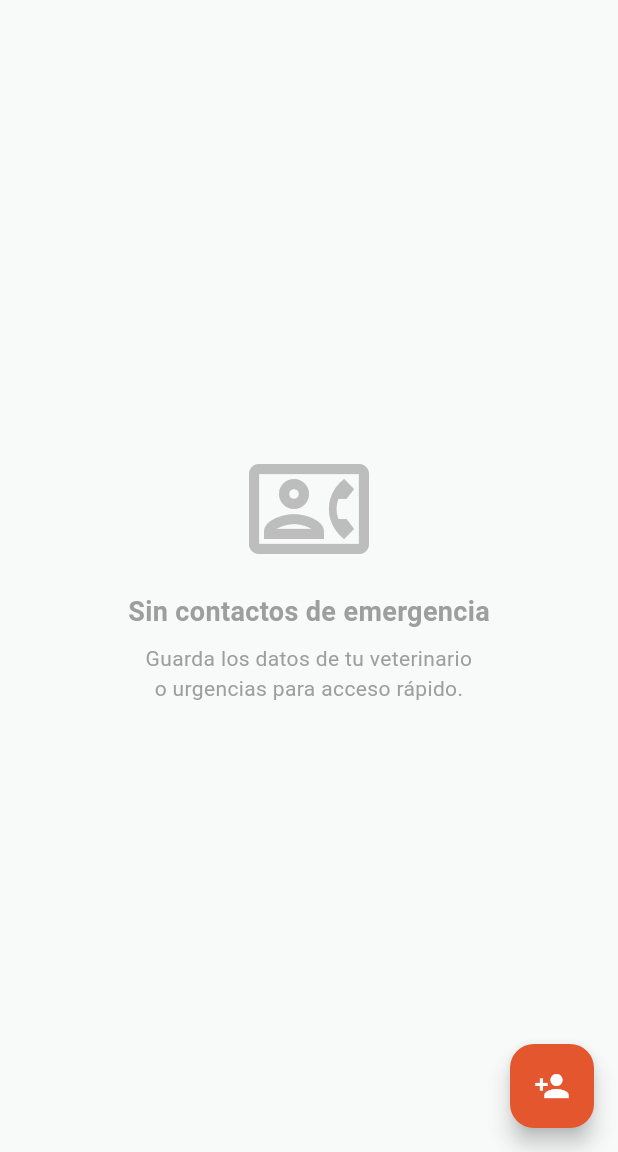
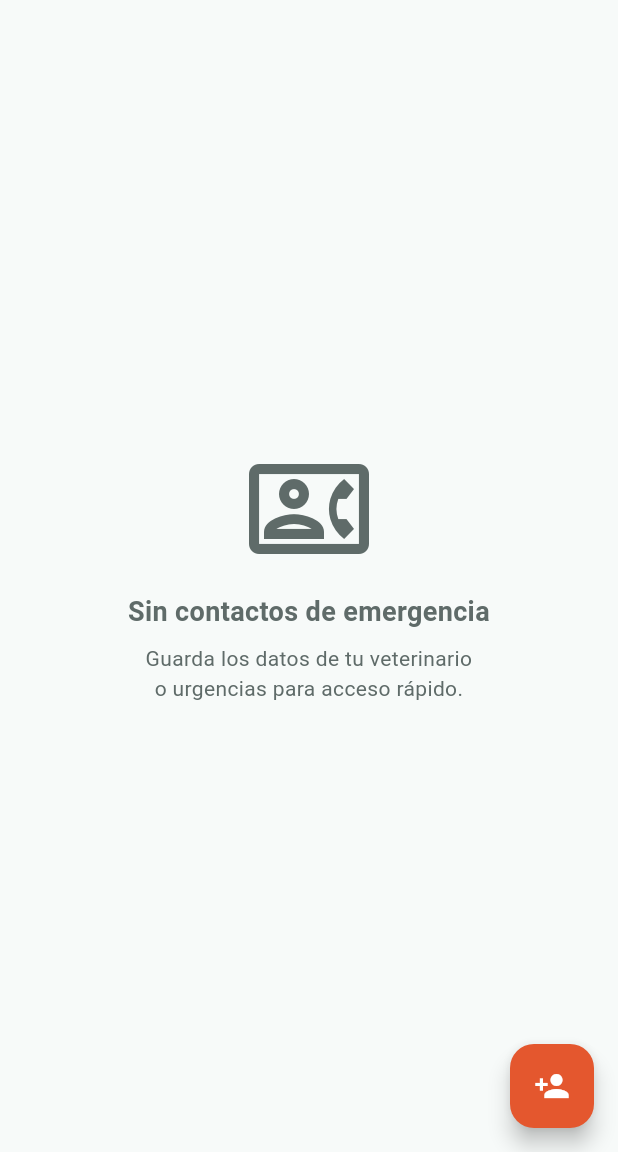
Before and after one commit to Soofiaa/pet_pal, a Flutter app: the EmergencyContactsScreen screen opened directly, on a phone screen of 412 x 824 dp, the part 84-1236 px from its top. Run offline on Flutter 3.47's test engine with Material 3 defaults, Android fonts, the phone set to English and light mode, and no system bars; our stand-ins replace csv, file_picker, fl_chart, flutter_image_compress, flutter_local_notifications, flutter_riverpod and 10 more; missing offline and left inert: pro_image_editor; accounts and stored records are empty.

Commit message:
Fase 5: accesibilidad (contraste en oscuro, estados vacios y etiquetas sin partir)
Co-authored-by: Copilot <223556219+Copilot@users.noreply.github.com>

```diff
--- a/lib/screens/appointments_screen/appointments_screen.dart
+++ b/lib/screens/appointments_screen/appointments_screen.dart
@@ -36,7 +36,7 @@ class AppointmentsScreen extends ConsumerWidget {
                 backgroundColor: Theme.of(context).colorScheme.error,
                 foregroundColor: Theme.of(context).colorScheme.onError,
               ),
-              child: const Text('Eliminar', style: TextStyle(color: Colors.white)),
+              child: const Text('Eliminar'),
             ),
           ],
         );
--- a/lib/screens/backup_settings_screen/backup_settings_screen.dart
+++ b/lib/screens/backup_settings_screen/backup_settings_screen.dart
@@ -165,7 +165,7 @@ class _BackupSettingsScreenState extends ConsumerState<BackupSettingsScreen>
                 backgroundColor: Theme.of(context).colorScheme.error,
                 foregroundColor: Theme.of(context).colorScheme.onError,
               ),
-              child: const Text('Restaurar', style: TextStyle(color: Colors.white)),
+              child: const Text('Restaurar'),
             ),
           ],
         );
--- a/lib/screens/emergency_contacts_screen/emergency_contacts_screen.dart
+++ b/lib/screens/emergency_contacts_screen/emergency_contacts_screen.dart
@@ -1,5 +1,6 @@
 import 'package:flutter/material.dart';
 import 'package:pet_pal/utils/layout_constants.dart';
+import 'package:pet_pal/widgets/empty_state.dart';
 import 'package:flutter_riverpod/flutter_riverpod.dart';
 import 'package:pet_pal/models/emergency_contact.dart';
 import 'package:pet_pal/providers/emergency_contact_providers.dart';
@@ -18,24 +19,10 @@ class EmergencyContactsScreen extends ConsumerWidget {
       ),
       body: contactsAsync.when(
         data: (contacts) => contacts.isEmpty
-            ? Center(
-                child: Column(
-                  mainAxisAlignment: MainAxisAlignment.center,
-                  children: [
-                    Icon(Icons.contact_phone_outlined, size: 80, color: Colors.grey[400]),
-                    const SizedBox(height: 16),
-                    const Text(
-                      'Sin contactos de emergencia',
-                      style: TextStyle(fontSize: 18, fontWeight: FontWeight.bold, color: Colors.grey),
-                    ),
-                    const SizedBox(height: 8),
-                    const Text(
-                      'Guarda los datos de tu veterinario\no urgencias para acceso rápido.',
-                      textAlign: TextAlign.center,
-                      style: TextStyle(color: Colors.grey),
-                    ),
-                  ],
-                ),
+            ? const EmptyState(
+                icon: Icons.contact_phone_outlined,
+                message: 'Sin contactos de emergencia',
+                actionHint: 'Guarda los datos de tu veterinario\no urgencias para acceso rápido.',
               )
             : ListView.builder(
                 itemCount: contacts.length,
--- a/lib/screens/food_allergy_screen/food_allergy_screen.dart
+++ b/lib/screens/food_allergy_screen/food_allergy_screen.dart
@@ -35,7 +35,7 @@ class FoodAllergyScreen extends ConsumerWidget {
                 backgroundColor: Theme.of(context).colorScheme.error,
                 foregroundColor: Theme.of(context).colorScheme.onError,
               ),
-              child: const Text('Eliminar', style: TextStyle(color: Colors.white)),
+              child: const Text('Eliminar'),
             ),
           ],
         );
@@ -107,7 +107,7 @@ class FoodAllergyScreen extends ConsumerWidget {
                     ),
                     subtitle: Text(
                       'Registrada el ${DateFormat('dd/MM/yyyy').format(allergy.dateRecorded)}',
-                      style: const TextStyle(color: Colors.grey),
+                      style: TextStyle(color: Theme.of(context).colorScheme.onSurfaceVariant),
                     ),
                     onTap: () async {
                       await Navigator.push(
--- a/lib/screens/food_record_screen/food_record_screen.dart
+++ b/lib/screens/food_record_screen/food_record_screen.dart
@@ -34,7 +34,7 @@ class FoodRecordScreen extends ConsumerWidget {
                 backgroundColor: Theme.of(context).colorScheme.error,
                 foregroundColor: Theme.of(context).colorScheme.onError,
               ),
-              child: const Text('Eliminar', style: TextStyle(color: Colors.white)),
+              child: const Text('Eliminar'),
             ),
           ],
         );
@@ -88,7 +88,7 @@ class FoodRecordScreen extends ConsumerWidget {
             record.foodName,
             style: const TextStyle(fontWeight: FontWeight.bold),
           ),
-          subtitle: Text(_subtitleFor(record), style: const TextStyle(color: Colors.grey)),
+          subtitle: Text(_subtitleFor(record), style: TextStyle(color: Theme.of(context).colorScheme.onSurfaceVariant)),
           onTap: () async {
             await Navigator.push(
               context,
--- a/lib/screens/notes_screen/notes_screen.dart
+++ b/lib/screens/notes_screen/notes_screen.dart
@@ -79,7 +79,7 @@ class _NotesScreenState extends ConsumerState<NotesScreen> {
                 backgroundColor: Theme.of(context).colorScheme.error,
                 foregroundColor: Theme.of(context).colorScheme.onError,
               ),
-              child: const Text('Eliminar', style: TextStyle(color: Colors.white)),
+              child: const Text('Eliminar'),
             ),
           ],
         );
@@ -256,7 +256,7 @@ class _NotesScreenState extends ConsumerState<NotesScreen> {
                           padding: const EdgeInsets.only(top: 4.0),
                           child: Text(
                             '${note.photoPaths.length} imagen(es)',
-                            style: TextStyle(color: Colors.grey.shade600, fontSize: 12),
+                            style: TextStyle(color: Theme.of(context).colorScheme.onSurfaceVariant, fontSize: 12),
                           ),
                         ),
                     ],
--- a/lib/screens/vital_sign_screen/vital_sign_screen.dart
+++ b/lib/screens/vital_sign_screen/vital_sign_screen.dart
@@ -46,7 +46,7 @@ class VitalSignScreen extends ConsumerWidget {
                 backgroundColor: Theme.of(context).colorScheme.error,
                 foregroundColor: Theme.of(context).colorScheme.onError,
               ),
-              child: const Text('Eliminar', style: TextStyle(color: Colors.white)),
+              child: const Text('Eliminar'),
             ),
           ],
         );
@@ -235,7 +235,7 @@ class VitalSignScreen extends ConsumerWidget {
                   padding: const EdgeInsets.all(16.0),
                   child: Text(
                     'Agrega al menos un registro más para ver la evolución de ${_config.label.toLowerCase()}.',
-                    style: const TextStyle(fontStyle: FontStyle.italic, color: Colors.grey),
+                    style: TextStyle(fontStyle: FontStyle.italic, color: Theme.of(context).colorScheme.onSurfaceVariant),
                     textAlign: TextAlign.center,
                   ),
                 )
@@ -272,7 +272,7 @@ class VitalSignScreen extends ConsumerWidget {
                           ),
                           subtitle: Text(
                             'Fecha: ${DateFormat('dd/MM/yyyy').format(record.date)}',
-                            style: const TextStyle(color: Colors.grey),
+                            style: TextStyle(color: Theme.of(context).colorScheme.onSurfaceVariant),
                           ),
                           trailing: isAbnormal
                               ? Icon(Icons.warning_amber_rounded, color: Theme.of(context).colorScheme.error)
--- a/lib/widgets/today_dashboard_section.dart
+++ b/lib/widgets/today_dashboard_section.dart
@@ -72,7 +72,7 @@ class TodayDashboardSection extends ConsumerWidget {
                     if (showPetName)
                       Padding(
                         padding: const EdgeInsets.symmetric(vertical: 4.0),
-                        child: Text(entry.key, style: const TextStyle(fontWeight: FontWeight.bold, fontSize: 14, color: Colors.grey)),
+                        child: Text(entry.key, style: TextStyle(fontWeight: FontWeight.bold, fontSize: 14, color: Theme.of(context).colorScheme.onSurfaceVariant)),
                       ),
                     ...entry.value.map((event) => DashboardEventTile(event: event, showPetName: false)),
                     const SizedBox(height: 8),
```
Also changed, not shown: lib/screens/deworming_products_screen/deworming_products_screen.dart (+5 -18 lines), lib/screens/pet_detail_screen/pet_detail_screen.dart (+37 -7 lines), lib/screens/weight_record_screen/weight_record_screen.dart (+5 -5 lines), 2 other files.
